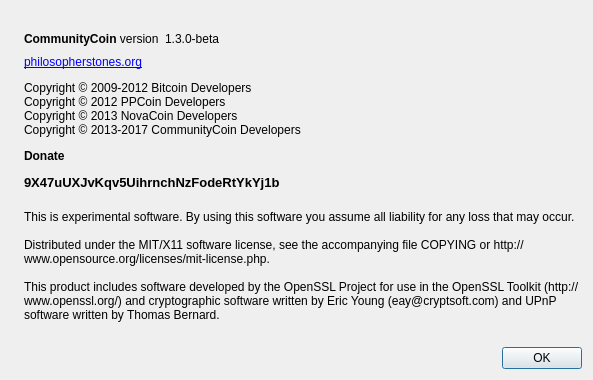
Old version of the form src/qt/forms/aboutdialog.ui in the repository CommunityCoinDev/COM.
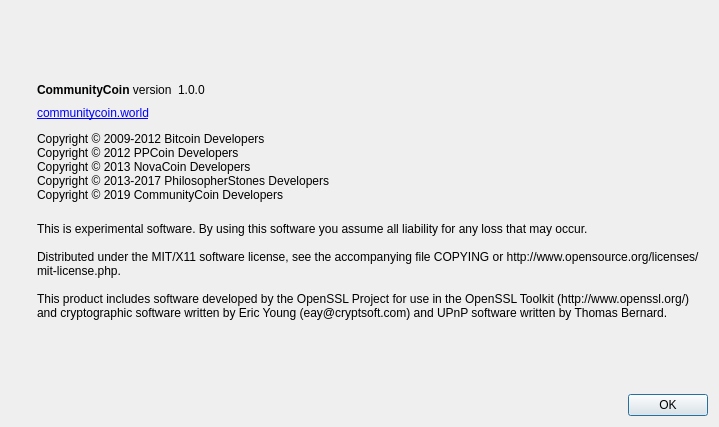
New version of the form. Icons and pictures are not drawn.

```diff
--- a/src/qt/forms/aboutdialog.ui
+++ b/src/qt/forms/aboutdialog.ui
@@ -6,8 +6,8 @@
    <rect>
     <x>0</x>
     <y>0</y>
-    <width>593</width>
-    <height>380</height>
+    <width>719</width>
+    <height>427</height>
    </rect>
   </property>
   <property name="windowTitle">
@@ -15,17 +15,46 @@
   </property>
   <layout class="QHBoxLayout" name="horizontalLayout_2">
    <item>
+    <layout class="QVBoxLayout" name="verticalLayout">
+     <item alignment="Qt::AlignTop">
     <widget class="QLabel" name="label_4">
+       <property name="enabled">
+        <bool>true</bool>
+       </property>
      <property name="sizePolicy">
       <sizepolicy hsizetype="Preferred" vsizetype="Ignored">
        <horstretch>0</horstretch>
-       <verstretch>0</verstretch>
-      </sizepolicy>
-     </property>
+         <verstretch>1</verstretch>
+        </sizepolicy>
+       </property>
+       <property name="baseSize">
+        <size>
+         <width>0</width>
+         <height>0</height>
+        </size>
+       </property>
      <property name="pixmap">
-      <pixmap resource="../bitcoin.qrc">:/images/splash</pixmap>
-     </property>
-    </widget>
+        <pixmap resource="../bitcoin.qrc">:/images/com_logo_small_svg</pixmap>
+       </property>
+       <property name="scaledContents">
+        <bool>true</bool>
+       </property>
+      </widget>
+     </item>
+     <item>
+      <spacer name="verticalSpacer_3">
+       <property name="orientation">
+        <enum>Qt::Vertical</enum>
+       </property>
+       <property name="sizeHint" stdset="0">
+        <size>
+         <width>20</width>
+         <height>40</height>
+        </size>
+       </property>
+      </spacer>
+     </item>
+    </layout>
    </item>
    <item>
     <layout class="QVBoxLayout" name="verticalLayout_2">
@@ -63,7 +92,7 @@
           <cursorShape>IBeamCursor</cursorShape>
          </property>
          <property name="text">
-          <string notr="true">1.3.0-beta</string>
+          <string notr="true">1.0.0</string>
          </property>
          <property name="textInteractionFlags">
           <set>Qt::LinksAccessibleByMouse|Qt::TextSelectableByKeyboard|Qt::TextSelectableByMouse</set>
@@ -91,7 +120,7 @@
         <cursorShape>IBeamCursor</cursorShape>
        </property>
        <property name="text">
-        <string>&lt;html&gt;&lt;head/&gt;&lt;body&gt;&lt;a href=&quot;http://philosopherstones.org&quot;&gt;philosopherstones.org&lt;/a&gt;&lt;p&gt;Copyright © 2009-2012 Bitcoin Developers&lt;br/&gt;Copyright © 2012 PPCoin Developers&lt;br/&gt;Copyright © 2013 NovaCoin Developers &lt;br/&gt;Copyright © 2013-2017 CommunityCoin Developers &lt;/p&gt;&lt;p&gt;&lt;span style=&quot; font-weight:600;&quot;&gt;Donate&lt;/span&gt;&lt;/p&gt;&lt;p&gt;&lt;span style=&quot; font-size:10pt; font-weight:600;&quot;&gt;9X47uUXJvKqv5UihrnchNzFodeRtYkYj1b&lt;/span&gt;&lt;/p&gt;&lt;/body&gt;&lt;/html&gt;</string>
+        <string>&lt;html&gt;&lt;head/&gt;&lt;body&gt;&lt;p&gt;&lt;a href=&quot;https://www.communitycoin.world&quot;&gt;&lt;span style=&quot; text-decoration: underline; color:#0000ff;&quot;&gt;communitycoin.world&lt;/span&gt;&lt;/a&gt;&lt;/p&gt;&lt;p&gt;Copyright © 2009-2012 Bitcoin Developers&lt;br/&gt;Copyright © 2012 PPCoin Developers&lt;br/&gt;Copyright © 2013 NovaCoin Developers &lt;br/&gt;Copyright © 2013-2017 PhilosopherStones Developers&lt;br/&gt;Copyright © 2019 CommunityCoin Developers &lt;/p&gt;&lt;/body&gt;&lt;/html&gt;</string>
        </property>
        <property name="textFormat">
         <enum>Qt::RichText</enum>
```
Lines whose indentation alone changed are shown as unchanged.
